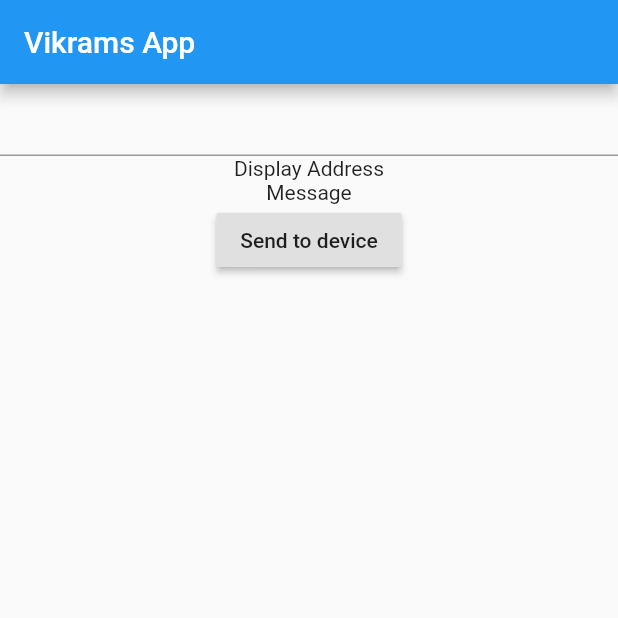
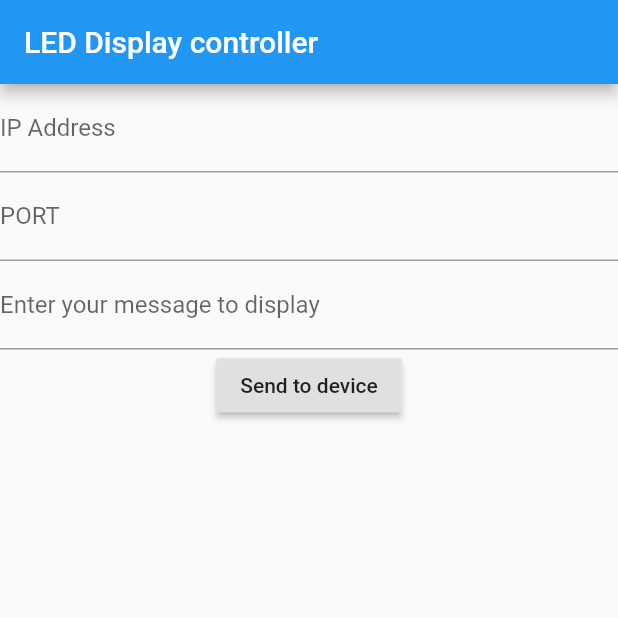
Before and after one commit to patilvikram/flutter-tutorials, a Flutter app: the screen it shows after launch, after a tap on "Send to device", on a phone screen of 412 x 824 dp, the top half of it. Run offline on Flutter 3.47's test engine with Material 2 defaults, Android fonts, the phone set to English and light mode, and no system bars; our stand-ins replace flutter_masked_text.

Commit message:
Fixed tcp_message

```diff
--- a/first_app/lib/main.dart
+++ b/first_app/lib/main.dart
@@ -4,31 +4,61 @@ import 'dart:io';
 import 'dart:async';
 import 'dart:convert';
 
+import 'package:flutter/services.dart';
+import 'package:flutter_masked_text/flutter_masked_text.dart';
+
 void main() {
-  runApp(VikramsApp());
+  runApp(DisplayApp());
 }
 
-class VikramsApp extends StatefulWidget {
+class DisplayApp extends StatefulWidget {
   @override
   State<StatefulWidget> createState() {
-    return VikramsAppState();
+    return DisplayAppState();
   }
 }
 
-class VikramsAppState extends State<VikramsApp> {
-  IPAddressField ipAddressField;
+class DisplayAppState extends State<DisplayApp> {
+  TextField ipAddressField;
+  TextField portField;
+  TextField messageField;
+  final messageFieldController = TextEditingController();
+  final portFieldController = TextEditingController();
+  final ipAddressFieldController = TextEditingController();
+
+  @override
+  void dispose() {
+    messageFieldController.dispose();
+    portFieldController.dispose();
+    super.dispose();
+  }
+
   Widget build(BuildContext context) {
-    this.ipAddressField = IPAddressField();
+    this.ipAddressField = TextField(
+        decoration: new InputDecoration(labelText: "IP Address"),
+        keyboardType: TextInputType.number,
+        controller: ipAddressFieldController);
+    this.portField = new TextField(
+      decoration: new InputDecoration(labelText: "PORT"),
+      keyboardType: TextInputType.number,
+      inputFormatters: <TextInputFormatter>[
+        FilteringTextInputFormatter.digitsOnly
+      ],
+      controller: portFieldController,
+    );
+    this.messageField = new TextField(
+        decoration: InputDecoration(labelText: "Enter your message to display"),
+        controller: messageFieldController);
     return MaterialApp(
         home: Scaffold(
             appBar: AppBar(
-              title: Text("Vikrams App"),
+              title: Text("LED Display controller"),
             ),
             body: Column(
               children: [
                 ipAddressField,
-                Text("Display Address"),
-                Text("Message"),
+                portField,
+                messageField,
                 RaisedButton(
                     child: Text('Send to device'),
                     onPressed: sendToDisplayDevice)
@@ -37,9 +67,16 @@ class VikramsAppState extends State<VikramsApp> {
   }
 
   void sendToDisplayDevice() {
-    print("Send to Device" + ipAddressField.ipAddress);
+    print("Send to Device" +
+        ipAddressFieldController.text +
+        " " +
+        messageFieldController.text +
+        " " +
+        portFieldController.text);
 
-    Socket.connect("192.168.1.16", 5005).then((socket) {
+    Socket.connect(
+            ipAddressFieldController.text, int.parse(portFieldController.text))
+        .then((socket) {
       print("Sending message");
       socket.write("Testmessage");
       socket.destroy();
```
